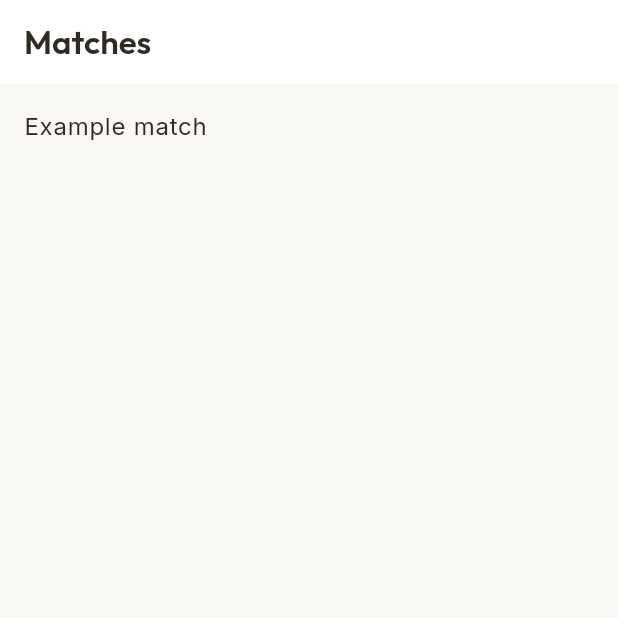
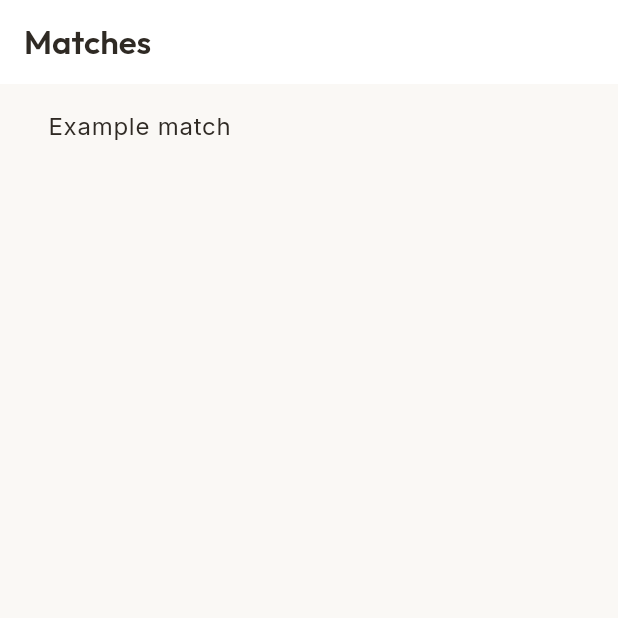
Before and after one commit to melfrom987/fenuasmash, a Flutter app: the screen it shows after launch, after a tap on "Continue", on a phone screen of 412 x 824 dp, the top half of it. Run offline on Flutter 3.47's test engine with Material 3 defaults, Android fonts, the phone set to English and light mode, and no system bars; our stand-ins replace go_router, hugeicons; generated files the repository leaves out were written again.

Commit message:
feat(mobile): adapt the layout to phones and tablets
Refs: #81

```diff
--- /dev/null
+++ b/apps/mobile/lib/core/layout/window_size.dart
@@ -0,0 +1,35 @@
+import 'package:flutter/widgets.dart';
+
+/// Width classes of the Material 3 guidelines: phones are compact, tablets in
+/// portrait are medium, tablets in landscape are expanded.
+enum WindowSize {
+  compact,
+  medium,
+  expanded;
+
+  static const double mediumMinWidth = 600;
+  static const double expandedMinWidth = 840;
+
+  static WindowSize fromWidth(double width) {
+    if (width >= expandedMinWidth) {
+      return WindowSize.expanded;
+    }
+    if (width >= mediumMinWidth) {
+      return WindowSize.medium;
+    }
+    return WindowSize.compact;
+  }
+
+  /// Space between the content and the edges of the screen.
+  double get horizontalPadding => switch (this) {
+    WindowSize.compact => 16,
+    WindowSize.medium => 24,
+    WindowSize.expanded => 32,
+  };
+}
+
+extension WindowSizeContext on BuildContext {
+  /// Width class of the current screen, updated when the tablet is rotated.
+  WindowSize get windowSize =>
+      WindowSize.fromWidth(MediaQuery.sizeOf(this).width);
+}
--- /dev/null
+++ b/apps/mobile/lib/core/widgets/page_body.dart
@@ -0,0 +1,56 @@
+import 'package:flutter/widgets.dart';
+
+import '../layout/window_size.dart';
+
+/// Body of a screen that adapts to phones and tablets, in portrait and
+/// landscape: content centered, at most [maxWidth] wide, with padding that
+/// grows with the screen and stays clear of notches and system bars.
+///
+/// [scrollable] lets the content scroll when the screen is too short, for
+/// example a phone in landscape with the keyboard open.
+class PageBody extends StatelessWidget {
+  const PageBody({
+    super.key,
+    required this.child,
+    this.maxWidth = PageBody.listMaxWidth,
+    this.scrollable = false,
+    this.verticalPadding = 16,
+  });
+
+  /// For forms and short messages.
+  static const double formMaxWidth = 480;
+
+  /// For lists.
+  static const double listMaxWidth = 840;
+
+  final Widget child;
+  final double maxWidth;
+  final bool scrollable;
+  final double verticalPadding;
+
+  @override
+  Widget build(BuildContext context) {
+    final padding = EdgeInsets.symmetric(
+      horizontal: context.windowSize.horizontalPadding,
+      vertical: verticalPadding,
+    );
+    final content = Center(
+      child: ConstrainedBox(
+        constraints: BoxConstraints(maxWidth: maxWidth),
+        child: Padding(padding: padding, child: child),
+      ),
+    );
+    return SafeArea(
+      child: scrollable
+          ? LayoutBuilder(
+              builder: (context, constraints) => SingleChildScrollView(
+                child: ConstrainedBox(
+                  constraints: BoxConstraints(minHeight: constraints.maxHeight),
+                  child: content,
+                ),
+              ),
+            )
+          : content,
+    );
+  }
+}
--- a/apps/mobile/lib/features/matches/screens/match_list_screen.dart
+++ b/apps/mobile/lib/features/matches/screens/match_list_screen.dart
@@ -2,6 +2,7 @@ import 'package:flutter/material.dart';
 import 'package:go_router/go_router.dart';
 
 import '../../../core/routing/app_routes.dart';
+import '../../../core/widgets/page_body.dart';
 import '../../../l10n/l10n.dart';
 
 /// Matches assigned to the court of this tablet.
@@ -14,7 +15,9 @@ class MatchListScreen extends StatelessWidget {
   Widget build(BuildContext context) {
     return Scaffold(
       appBar: AppBar(title: Text(context.l10n.matchesTitle)),
-      body: ListView(
+      body: PageBody(
+        verticalPadding: 0,
+        child: ListView(
           children: [
             ListTile(
               title: Text(context.l10n.matchesExample),
@@ -22,6 +25,7 @@ class MatchListScreen extends StatelessWidget {
             ),
           ],
         ),
+      ),
     );
   }
 }
--- a/apps/mobile/lib/features/pairing/screens/pairing_screen.dart
+++ b/apps/mobile/lib/features/pairing/screens/pairing_screen.dart
@@ -2,6 +2,7 @@ import 'package:flutter/material.dart';
 import 'package:go_router/go_router.dart';
 
 import '../../../core/routing/app_routes.dart';
+import '../../../core/widgets/page_body.dart';
 import '../../../l10n/l10n.dart';
 
 /// Links the tablet to a court with the code shown in the administration.
@@ -14,13 +15,17 @@ class PairingScreen extends StatelessWidget {
   @override
   Widget build(BuildContext context) {
     return Scaffold(
-      body: Center(
+      body: PageBody(
+        maxWidth: PageBody.formMaxWidth,
+        scrollable: true,
         child: Column(
           mainAxisSize: MainAxisSize.min,
+          crossAxisAlignment: CrossAxisAlignment.stretch,
           children: [
             Text(
               context.l10n.appTitle,
               style: Theme.of(context).textTheme.displaySmall,
+              textAlign: TextAlign.center,
             ),
             const SizedBox(height: 24),
             FilledButton(
```
Also changed, not shown: 3 other files. Lines whose indentation alone changed are shown as unchanged.
